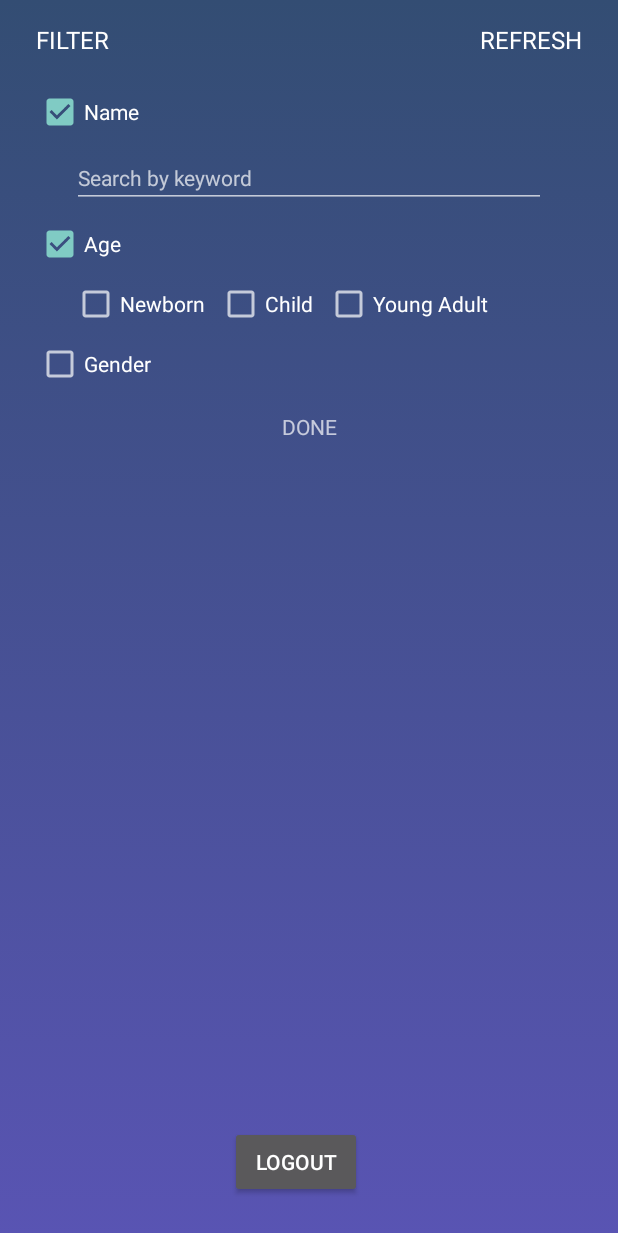
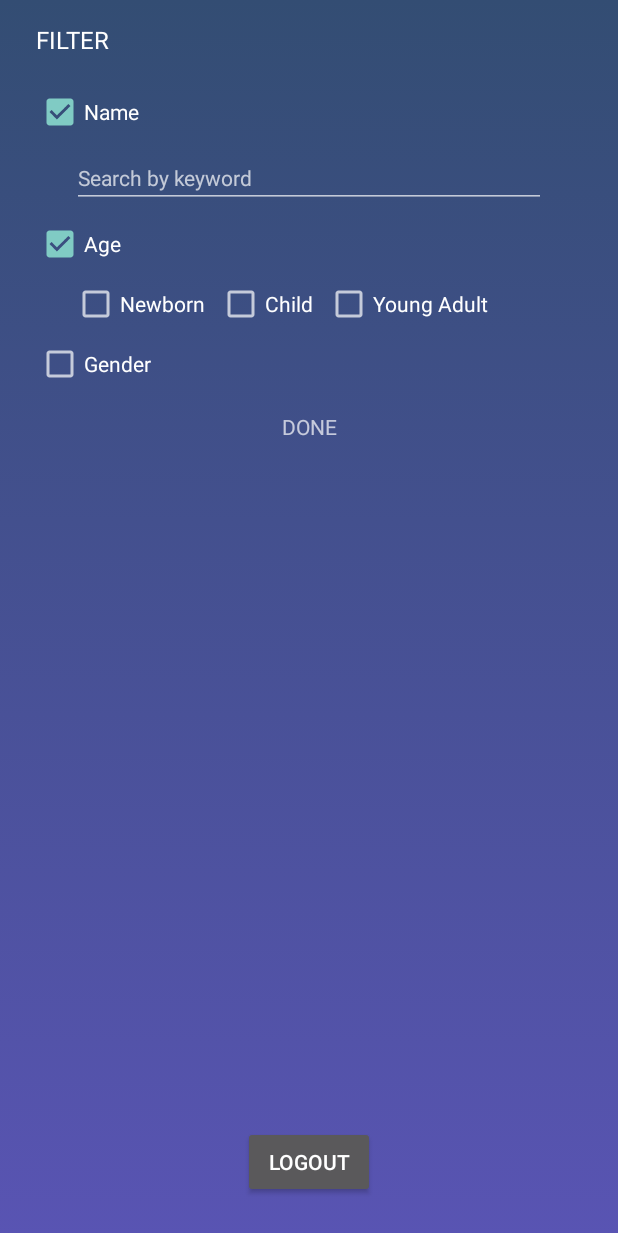
Before and after one commit to PistolPropulsion/CS-2340-Project, an Android app: the screen it shows after launch once a user with an empty profile is signed in (MainActivity), after a tap on "Age", on a phone screen of 412 x 824 dp. Shown: the top 1233 px of the screen. Run offline under Robolectric (Android 15) with nearby library versions, the phone set to English and light mode, and no system bars; our stand-ins replace Firebase (no records; nobody signed in at launch, a user with empty details on screens opened directly); 1 statement that could not run was skipped; 3 other taps on this screen came first.

Commit message:
Remove refresh button and center logout button
In main activity, logout button used to be slightly to the left. Refresh button was unnecessary and has been removed.

```diff
--- a/app/src/main/java/edu/gatech/pistolpropulsion/homesforall/Controllers/MainActivity.java
+++ b/app/src/main/java/edu/gatech/pistolpropulsion/homesforall/Controllers/MainActivity.java
@@ -69,8 +69,6 @@ public class MainActivity extends Activity {
         setContentView(R.layout.activity_main);
 
         overridePendingTransition(R.anim.slide_from_right, R.anim.slide_to_left);
-
-        TextView refresh = findViewById(R.id.refresh_textView);
 
         name_checkBox = findViewById(R.id.name_checkBox);
         name_editText = findViewById(R.id.name_editText);
@@ -169,12 +167,6 @@ public class MainActivity extends Activity {
             public void onClick(View view) {
                 FirebaseAuth.getInstance().signOut();
                 startActivity(new Intent(MainActivity.this, Welcome.class));
-            }
-        });
-
-        refresh.setOnClickListener(new View.OnClickListener() {
-            @Override
-            public void onClick(View v) {
             }
         });
 
--- a/app/src/main/res/layout/activity_main.xml
+++ b/app/src/main/res/layout/activity_main.xml
@@ -9,18 +9,6 @@
     android:background="@drawable/gradient_background"
 
     tools:context="edu.gatech.pistolpropulsion.homesforall.Controllers.MainActivity">
-
-    <TextView
-        android:id="@+id/refresh_textView"
-        android:layout_width="wrap_content"
-        android:layout_height="35dp"
-
-        android:layout_marginEnd="24dp"
-        android:layout_marginTop="15dp"
-        android:text="@string/refresh"
-        android:textAppearance="@android:style/TextAppearance.Material.Menu"
-        app:layout_constraintEnd_toEndOf="parent"
-        app:layout_constraintTop_toTopOf="parent" />
 
     <android.support.v7.widget.RecyclerView
         android:id="@+id/shelterList"
@@ -40,11 +28,10 @@
         android:layout_width="wrap_content"
         android:layout_height="wrap_content"
         android:layout_marginBottom="25dp"
-        android:layout_marginEnd="25dp"
-        android:layout_marginStart="8dp"
         android:text="@string/logout"
         app:layout_constraintBottom_toBottomOf="parent"
         app:layout_constraintEnd_toEndOf="parent"
+        app:layout_constraintHorizontal_bias="0.5"
         app:layout_constraintStart_toStartOf="parent" />
 
     <TextView
```
